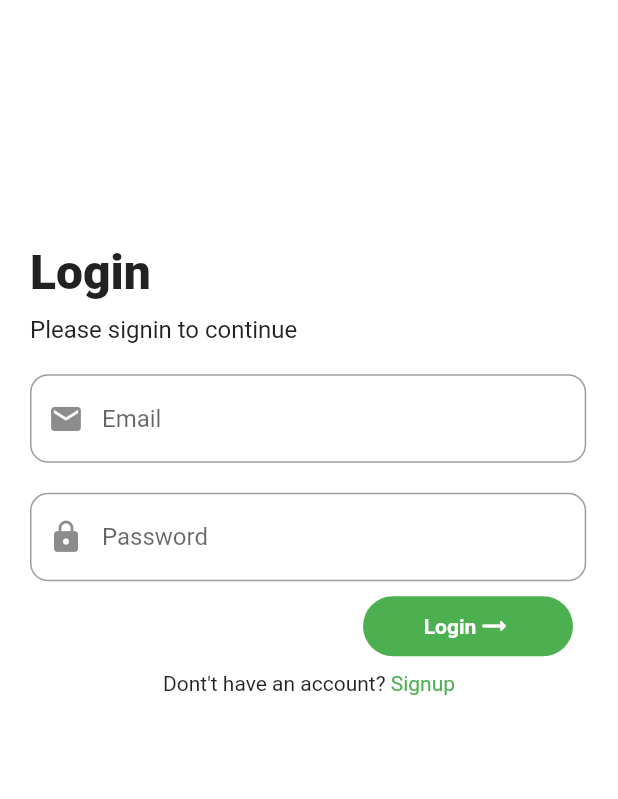
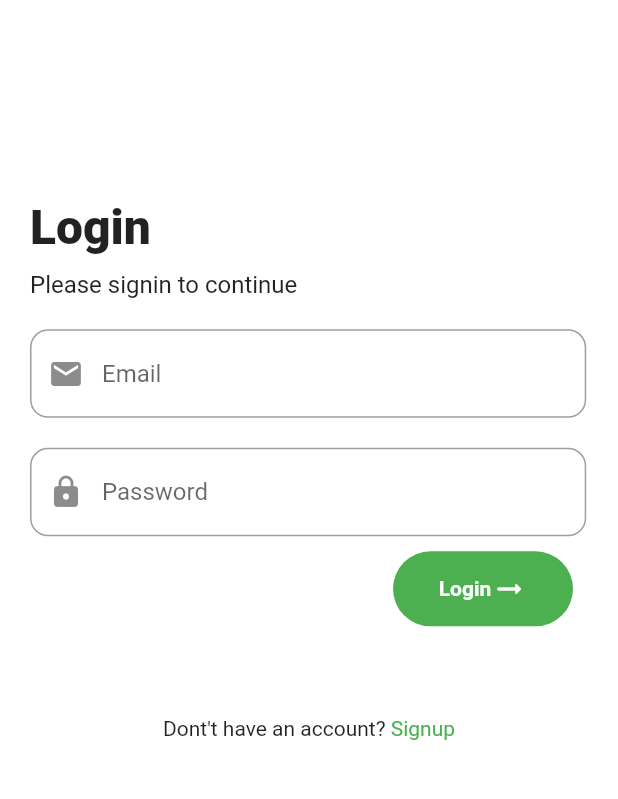
Before and after one commit to Jainaveen-M/stockgram, a Flutter app: the screen it shows after launch, on a phone screen of 412 x 824 dp, the part 222-1021 px from its top. Run offline on Flutter 3.47's test engine with Material 2 defaults, Android fonts, the phone set to English and light mode, and no system bars; our stand-ins replace firebase_auth, firebase_core, flutter_bloc, fluttertoast, get_it, sqflite; missing offline and left inert: web_socket_client; accounts and stored records are empty.

Commit message:
Added ui change in liogin and signup screen

```diff
--- a/lib/bloc/auth/auth_bloc.dart
+++ b/lib/bloc/auth/auth_bloc.dart
@@ -1,5 +1,4 @@
 import 'dart:async';
-import 'dart:developer';
 import 'package:firebase_auth/firebase_auth.dart';
 import 'package:flutter_bloc/flutter_bloc.dart';
 part 'auth_event.dart';
--- a/lib/presentation/widgets/login.dart
+++ b/lib/presentation/widgets/login.dart
@@ -129,8 +129,8 @@ class _LoginWidgetState extends State<LoginWidget> {
                             color: Colors.green,
                             borderRadius: BorderRadius.circular(30),
                           ),
-                          height: 40,
-                          width: 140,
+                          height: 50,
+                          width: 120,
                           child: Center(
                             child: Row(
                               mainAxisAlignment: MainAxisAlignment.center,
@@ -155,7 +155,7 @@ class _LoginWidgetState extends State<LoginWidget> {
                   ),
                   Center(
                     child: Padding(
-                      padding: const EdgeInsets.only(bottom: 50.0),
+                      padding: const EdgeInsets.only(bottom: 50.0, top: 50.0),
                       child: Text.rich(
                         TextSpan(
                           children: [
--- a/lib/presentation/widgets/signup.dart
+++ b/lib/presentation/widgets/signup.dart
@@ -107,8 +107,8 @@ class _SignupWidgetState extends State<SignupWidget> {
                             color: Colors.green,
                             borderRadius: BorderRadius.circular(30),
                           ),
-                          height: 40,
-                          width: 140,
+                          height: 50,
+                          width: 120,
                           child: Center(
                             child: Row(
                               mainAxisAlignment: MainAxisAlignment.center,
@@ -133,7 +133,7 @@ class _SignupWidgetState extends State<SignupWidget> {
                   ),
                   Center(
                     child: Padding(
-                      padding: const EdgeInsets.only(bottom: 50.0),
+                      padding: const EdgeInsets.only(bottom: 50.0, top: 50.0),
                       child: Text.rich(
                         TextSpan(
                           children: [
```
